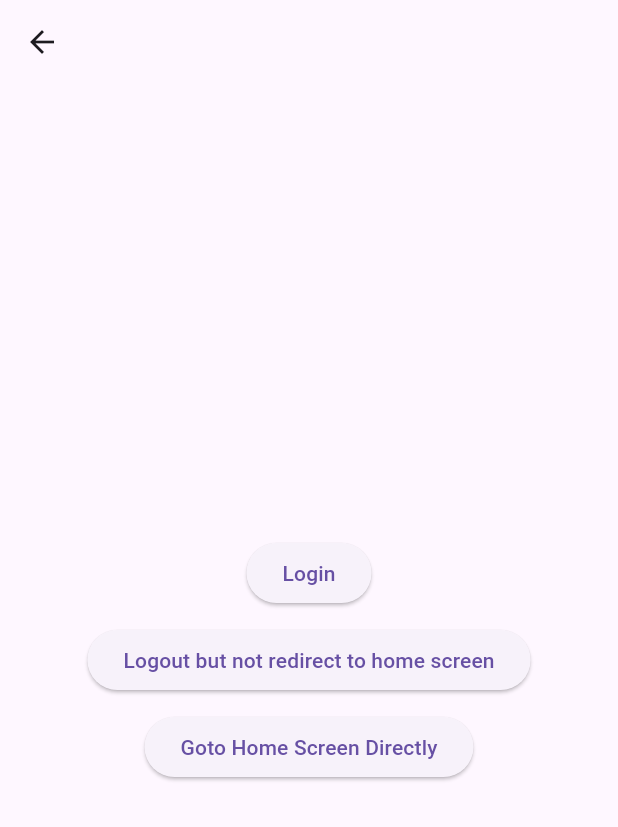
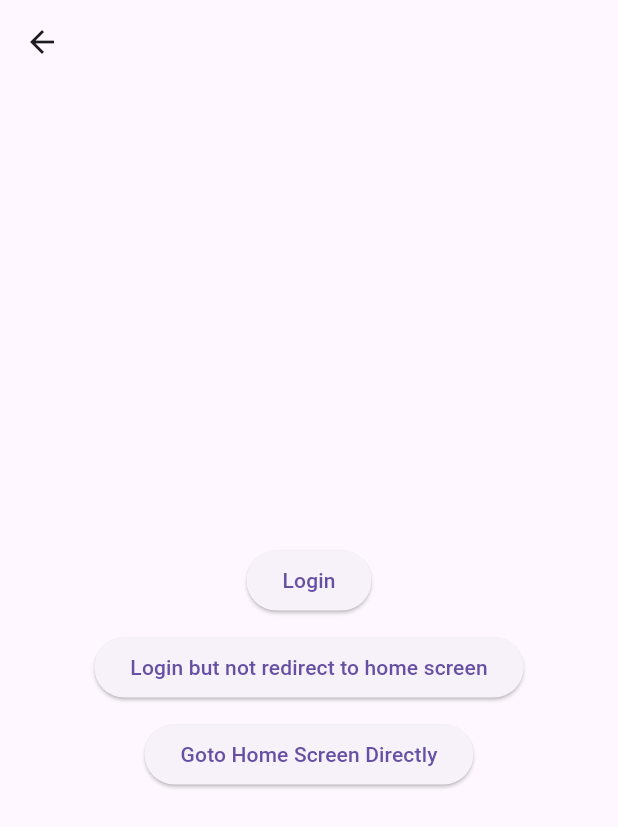
Before and after one commit to DalangLy/project_scaffold_with_splash_screen, a Flutter app: the LoginScreen screen opened by its route, on a phone screen of 412 x 824 dp. Shown: the top 827 px of the screen. Run offline on Flutter 3.47's test engine with Material 3 defaults, Android fonts, the phone set to English and light mode, and no system bars; our stand-ins replace get, shared_preferences; accounts and stored records are empty.

Commit message:
rename text

```diff
--- a/lib/features/login/login_screen.dart
+++ b/lib/features/login/login_screen.dart
@@ -1,5 +1,6 @@
 import 'package:flutter/material.dart';
 import 'package:get/get.dart';
+import 'package:get/get_connect/http/src/utils/utils.dart';
 
 import '../../core/services/auth_service.dart';
 
@@ -12,9 +13,12 @@ class LoginScreen extends StatelessWidget {
       appBar: AppBar(),
       body: SafeArea(
         child: Center(
+          child: Padding(
+            padding: const EdgeInsets.all(8.0),
             child: Column(
               mainAxisAlignment: MainAxisAlignment.center,
               children: [
+                const SizedBox(height: 10,),
                 ElevatedButton(
                   onPressed: () {
                     AuthService.to.login();
@@ -28,7 +32,7 @@ class LoginScreen extends StatelessWidget {
                   onPressed: (){
                     AuthService.to.login();
                   },
-                child: const Text("Logout but not redirect to home screen"),
+                  child: const Text("Login but not redirect to home screen"),
                 ),
                 const SizedBox(height: 10,),
                 ElevatedButton(
@@ -42,6 +46,7 @@ class LoginScreen extends StatelessWidget {
             ),
           ),
         ),
+      ),
     );
   }
 }
```
Lines whose indentation alone changed are shown as unchanged.
